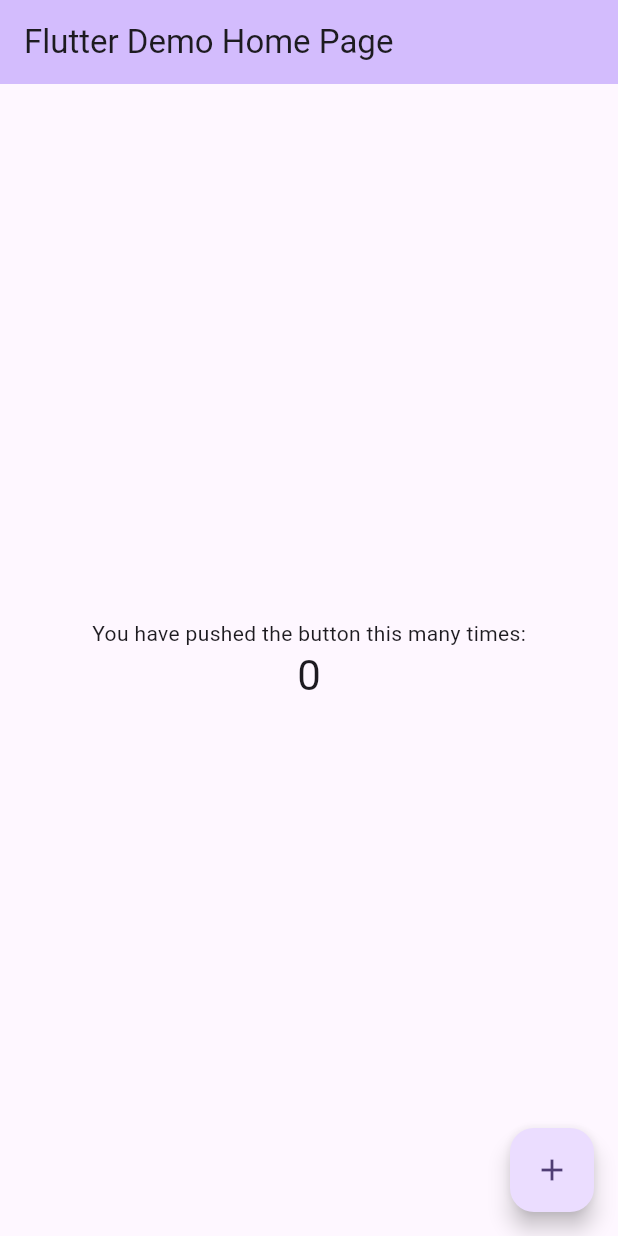
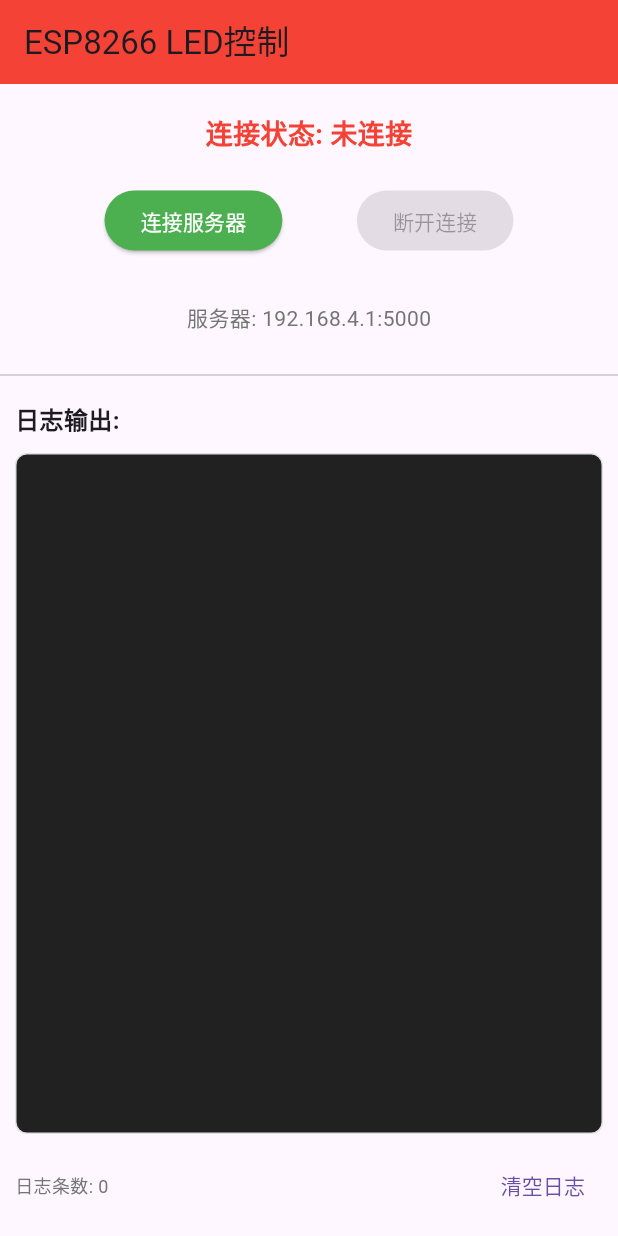
Before and after one commit to msh111222/ios-test, a Flutter app: the screen it shows after launch, on a phone screen of 412 x 824 dp. Run offline on Flutter 3.47's test engine with Material 3 defaults, Android fonts, the phone set to English and light mode, and no system bars.

Commit message:
ios版控制esp8266

```diff
--- a/lib/main.dart
+++ b/lib/main.dart
@@ -1,125 +1,249 @@
 import 'package:flutter/material.dart';
+import 'tcp_service.dart';
 
 void main() {
-  runApp(const MyApp());
+  runApp(MyApp());
 }
 
 class MyApp extends StatelessWidget {
-  const MyApp({super.key});
-
-  // This widget is the root of your application.
   @override
   Widget build(BuildContext context) {
     return MaterialApp(
-      title: 'Flutter Demo',
+      title: 'ESP8266 LED控制',
       theme: ThemeData(
-        // This is the theme of your application.
-        //
-        // TRY THIS: Try running your application with "flutter run". You'll see
-        // the application has a blue toolbar. Then, without quitting the app,
-        // try changing the seedColor in the colorScheme below to Colors.green
-        // and then invoke "hot reload" (save your changes or press the "hot
-        // reload" button in a Flutter-supported IDE, or press "r" if you used
-        // the command line to start the app).
-        //
-        // Notice that the counter didn't reset back to zero; the application
-        // state is not lost during the reload. To reset the state, use hot
-        // restart instead.
-        //
-        // This works for code too, not just values: Most code changes can be
-        // tested with just a hot reload.
-        colorScheme: ColorScheme.fromSeed(seedColor: Colors.deepPurple),
-        useMaterial3: true,
+        primarySwatch: Colors.blue,
       ),
-      home: const MyHomePage(title: 'Flutter Demo Home Page'),
+      home: MyHomePage(),
     );
   }
 }
 
 class MyHomePage extends StatefulWidget {
-  const MyHomePage({super.key, required this.title});
-
-  // This widget is the home page of your application. It is stateful, meaning
-  // that it has a State object (defined below) that contains fields that affect
-  // how it looks.
-
-  // This class is the configuration for the state. It holds the values (in this
-  // case the title) provided by the parent (in this case the App widget) and
-  // used by the build method of the State. Fields in a Widget subclass are
-  // always marked "final".
-
-  final String title;
-
   @override
-  State<MyHomePage> createState() => _MyHomePageState();
+  _MyHomePageState createState() => _MyHomePageState();
 }
 
 class _MyHomePageState extends State<MyHomePage> {
-  int _counter = 0;
+  final TcpService _tcpService = TcpService();
+  final List<String> _logs = [];
+  bool _isConnected = false;
+  bool _led1Status = false;
+  bool _led2Status = false;
 
-  void _incrementCounter() {
+  @override
+  void initState() {
+    super.initState();
+    _tcpService.addLogListener(_onLogReceived);
+  }
+
+  void _onLogReceived(String log) {
     setState(() {
-      // This call to setState tells the Flutter framework that something has
-      // changed in this State, which causes it to rerun the build method below
-      // so that the display can reflect the updated values. If we changed
-      // _counter without calling setState(), then the build method would not be
-      // called again, and so nothing would appear to happen.
-      _counter++;
+      _logs.add('${DateTime.now().toString().substring(11, 19)}: $log');
     });
+  }
+
+  void _connectToServer() async {
+    await _tcpService.connect('192.168.4.1', 5000);
+    setState(() {
+      _isConnected = _tcpService.isConnected;
+    });
+  }
+
+  void _disconnectFromServer() async {
+    await _tcpService.disconnect();
+    setState(() {
+      _isConnected = _tcpService.isConnected;
+      _led1Status = false;
+      _led2Status = false;
+    });
+  }
+
+  // LED控制方法
+  void _toggleLED1() async {
+    if (await _tcpService.turnOnLED1()) {
+      setState(() {
+        _led1Status = !_led1Status; // 切换状态
+      });
+    }
+  }
+
+  void _toggleLED2() async {
+    if (await _tcpService.turnOnLED2()) {
+      setState(() {
+        _led2Status = !_led2Status; // 切换状态
+      });
+    }
+  }
+
+  @override
+  void dispose() {
+    _tcpService.dispose();
+    super.dispose();
   }
 
   @override
   Widget build(BuildContext context) {
-    // This method is rerun every time setState is called, for instance as done
-    // by the _incrementCounter method above.
-    //
-    // The Flutter framework has been optimized to make rerunning build methods
-    // fast, so that you can just rebuild anything that needs updating rather
-    // than having to individually change instances of widgets.
     return Scaffold(
       appBar: AppBar(
-        // TRY THIS: Try changing the color here to a specific color (to
-        // Colors.amber, perhaps?) and trigger a hot reload to see the AppBar
-        // change color while the other colors stay the same.
-        backgroundColor: Theme.of(context).colorScheme.inversePrimary,
-        // Here we take the value from the MyHomePage object that was created by
-        // the App.build method, and use it to set our appbar title.
-        title: Text(widget.title),
+        title: Text('ESP8266 LED控制'),
+        backgroundColor: _isConnected ? Colors.green : Colors.red,
       ),
-      body: Center(
-        // Center is a layout widget. It takes a single child and positions it
-        // in the middle of the parent.
-        child: Column(
-          // Column is also a layout widget. It takes a list of children and
-          // arranges them vertically. By default, it sizes itself to fit its
-          // children horizontally, and tries to be as tall as its parent.
-          //
-          // Column has various properties to control how it sizes itself and
-          // how it positions its children. Here we use mainAxisAlignment to
-          // center the children vertically; the main axis here is the vertical
-          // axis because Columns are vertical (the cross axis would be
-          // horizontal).
-          //
-          // TRY THIS: Invoke "debug painting" (choose the "Toggle Debug Paint"
-          // action in the IDE, or press "p" in the console), to see the
-          // wireframe for each widget.
-          mainAxisAlignment: MainAxisAlignment.center,
-          children: <Widget>[
-            const Text(
-              'You have pushed the button this many times:',
+      body: Column(
+        children: [
+          // 连接状态和控制按钮
+          Container(
+            padding: EdgeInsets.all(20),
+            child: Column(
+              children: [
+                Text(
+                  '连接状态: ${_isConnected ? "已连接" : "未连接"}',
+                  style: TextStyle(
+                    fontSize: 18,
+                    fontWeight: FontWeight.bold,
+                    color: _isConnected ? Colors.green : Colors.red,
+                  ),
+                ),
+                SizedBox(height: 20),
+                Row(
+                  mainAxisAlignment: MainAxisAlignment.spaceEvenly,
+                  children: [
+                    ElevatedButton(
+                      onPressed: _isConnected ? null : _connectToServer,
+                      style: ElevatedButton.styleFrom(
+                        backgroundColor: Colors.green,
+                        foregroundColor: Colors.white,
+                      ),
+                      child: Text('连接服务器'),
+                    ),
+                    ElevatedButton(
+                      onPressed: _isConnected ? _disconnectFromServer : null,
+                      style: ElevatedButton.styleFrom(
+                        backgroundColor: Colors.red,
+                        foregroundColor: Colors.white,
+                      ),
+                      child: Text('断开连接'),
+                    ),
+                  ],
+                ),
+                SizedBox(height: 20),
+                // LED控制区域
+                if (_isConnected) ...[
+                  Text(
+                    'LED控制',
+                    style: TextStyle(
+                      fontSize: 16,
+                      fontWeight: FontWeight.bold,
+                    ),
+                  ),
+                  SizedBox(height: 15),
+                  // LED1控制
+                  Row(
+                    mainAxisAlignment: MainAxisAlignment.spaceEvenly,
+                    children: [
+                      Text('LED1: ${_led1Status ? "开启" : "关闭"}'),
+                      ElevatedButton(
+                        onPressed: _toggleLED1,
+                        style: ElevatedButton.styleFrom(
+                          backgroundColor: _led1Status ? Colors.green : Colors.orange,
+                          foregroundColor: Colors.white,
+                        ),
+                        child: Text(_led1Status ? '关闭LED1' : '开启LED1'),
+                      ),
+                    ],
+                  ),
+                  SizedBox(height: 10),
+                  // LED2控制
+                  Row(
+                    mainAxisAlignment: MainAxisAlignment.spaceEvenly,
+                    children: [
+                      Text('LED2: ${_led2Status ? "开启" : "关闭"}'),
+                      ElevatedButton(
+                        onPressed: _toggleLED2,
+                        style: ElevatedButton.styleFrom(
+                          backgroundColor: _led2Status ? Colors.green : Colors.orange,
+                          foregroundColor: Colors.white,
+                        ),
+                        child: Text(_led2Status ? '关闭LED2' : '开启LED2'),
+                      ),
+                    ],
+                  ),
+                ],
+                SizedBox(height: 10),
+                Text(
+                  '服务器: 192.168.4.1:5000',
+                  style: TextStyle(fontSize: 14, color: Colors.grey[600]),
+                ),
+              ],
             ),
-            Text(
-              '$_counter',
-              style: Theme.of(context).textTheme.headlineMedium,
+          ),
+          Divider(),
+          // 日志显示区域
+          Expanded(
+            child: Container(
+              padding: EdgeInsets.all(10),
+              child: Column(
+                crossAxisAlignment: CrossAxisAlignment.start,
+                children: [
+                  Text(
+                    '日志输出:',
+                    style: TextStyle(
+                      fontSize: 16,
+                      fontWeight: FontWeight.bold,
+                    ),
+                  ),
+                  SizedBox(height: 10),
+                  Expanded(
+                    child: Container(
+                      decoration: BoxDecoration(
+                        color: Colors.black87,
+                        borderRadius: BorderRadius.circular(8),
+                        border: Border.all(color: Colors.grey[300]!),
+                      ),
+                      child: ListView.builder(
+                        itemCount: _logs.length,
+                        itemBuilder: (context, index) {
+                          return Padding(
+                            padding: EdgeInsets.symmetric(
+                              horizontal: 8,
+                              vertical: 2,
+                            ),
+                            child: Text(
+                              _logs[index],
+                              style: TextStyle(
+                                color: Colors.green,
+                                fontFamily: 'monospace',
+                                fontSize: 12,
+                              ),
+                            ),
+                          );
+                        },
+                      ),
+                    ),
+                  ),
+                  SizedBox(height: 10),
+                  Row(
+                    mainAxisAlignment: MainAxisAlignment.spaceBetween,
+                    children: [
+                      Text(
+                        '日志条数: ${_logs.length}',
+                        style: TextStyle(fontSize: 12, color: Colors.grey[600]),
+                      ),
+                      TextButton(
+                        onPressed: () {
+                          setState(() {
+                            _logs.clear();
+                          });
+                        },
+                        child: Text('清空日志'),
+                      ),
+                    ],
+                  ),
+                ],
+              ),
             ),
-          ],
-        ),
+          ),
+        ],
       ),
-      floatingActionButton: FloatingActionButton(
-        onPressed: _incrementCounter,
-        tooltip: 'Increment',
-        child: const Icon(Icons.add),
-      ), // This trailing comma makes auto-formatting nicer for build methods.
     );
   }
 }
```
Also changed, not shown: lib/tcp_service.dart (added, +126 -0 lines), 1 other file.
